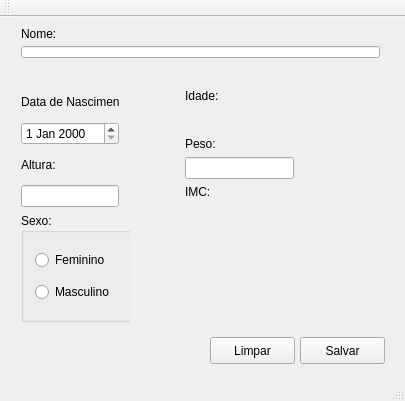
Before: the Qt Designer form mainwindow.ui in moreiralucas/imc, drawn with Qt 5.
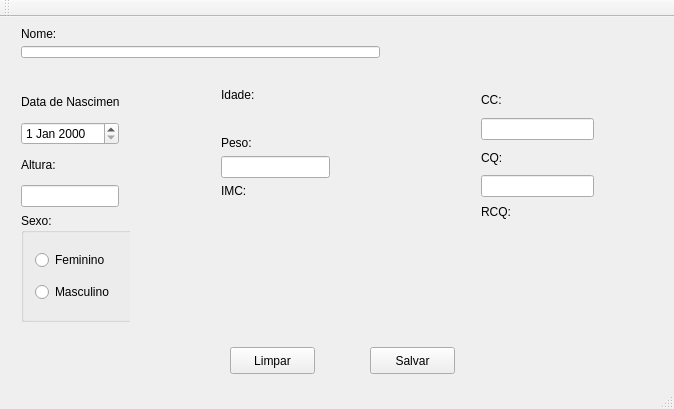
After: the same form once the commit is applied.

```diff
--- a/mainwindow.ui
+++ b/mainwindow.ui
@@ -6,8 +6,8 @@
    <rect>
     <x>0</x>
     <y>0</y>
-    <width>405</width>
-    <height>401</height>
+    <width>674</width>
+    <height>409</height>
    </rect>
   </property>
   <property name="windowTitle">
@@ -17,8 +17,8 @@
    <widget class="QPushButton" name="btn_salvar">
     <property name="geometry">
      <rect>
-      <x>300</x>
-      <y>320</y>
+      <x>370</x>
+      <y>330</y>
       <width>85</width>
       <height>27</height>
      </rect>
@@ -30,8 +30,8 @@
    <widget class="QPushButton" name="btn_limpar">
     <property name="geometry">
      <rect>
-      <x>210</x>
-      <y>320</y>
+      <x>230</x>
+      <y>330</y>
       <width>85</width>
       <height>27</height>
      </rect>
@@ -145,8 +145,8 @@
    <widget class="QWidget" name="layoutWidget">
     <property name="geometry">
      <rect>
-      <x>174</x>
-      <y>61</y>
+      <x>210</x>
+      <y>60</y>
       <width>131</width>
       <height>161</height>
      </rect>
@@ -222,6 +222,88 @@
     <property name="text">
      <string/>
     </property>
+    <property name="alignment">
+     <set>Qt::AlignCenter</set>
+    </property>
+   </widget>
+   <widget class="QLabel" name="lb_categoria_RCQ">
+    <property name="geometry">
+     <rect>
+      <x>400</x>
+      <y>230</y>
+      <width>221</width>
+      <height>22</height>
+     </rect>
+    </property>
+    <property name="font">
+     <font>
+      <pointsize>8</pointsize>
+     </font>
+    </property>
+    <property name="layoutDirection">
+     <enum>Qt::RightToLeft</enum>
+    </property>
+    <property name="text">
+     <string/>
+    </property>
+    <property name="alignment">
+     <set>Qt::AlignCenter</set>
+    </property>
+   </widget>
+   <widget class="QWidget" name="">
+    <property name="geometry">
+     <rect>
+      <x>470</x>
+      <y>60</y>
+      <width>135</width>
+      <height>161</height>
+     </rect>
+    </property>
+    <layout class="QVBoxLayout" name="verticalLayout_5">
+     <item>
+      <widget class="QLabel" name="lb_CC">
+       <property name="text">
+        <string>CC:</string>
+       </property>
+      </widget>
+     </item>
+     <item>
+      <widget class="QLineEdit" name="input_CC"/>
+     </item>
+     <item>
+      <widget class="QLabel" name="lb_CQ">
+       <property name="text">
+        <string>CQ:</string>
+       </property>
+      </widget>
+     </item>
+     <item>
+      <widget class="QLineEdit" name="input_CQ"/>
+     </item>
+     <item>
+      <layout class="QFormLayout" name="formLayout">
+       <item row="0" column="0">
+        <widget class="QLabel" name="lb_RCQ">
+         <property name="text">
+          <string>RCQ:</string>
+         </property>
+        </widget>
+       </item>
+       <item row="0" column="1">
+        <widget class="QLabel" name="lb_result_rcq">
+         <property name="font">
+          <font>
+           <pointsize>12</pointsize>
+          </font>
+         </property>
+         <property name="text">
+          <string/>
+         </property>
+        </widget>
+       </item>
+      </layout>
+     </item>
+    </layout>
    </widget>
   </widget>
   <widget class="QMenuBar" name="menuBar">
```
Left out of the diff: 4 changed lines with no effect on the pictures.
